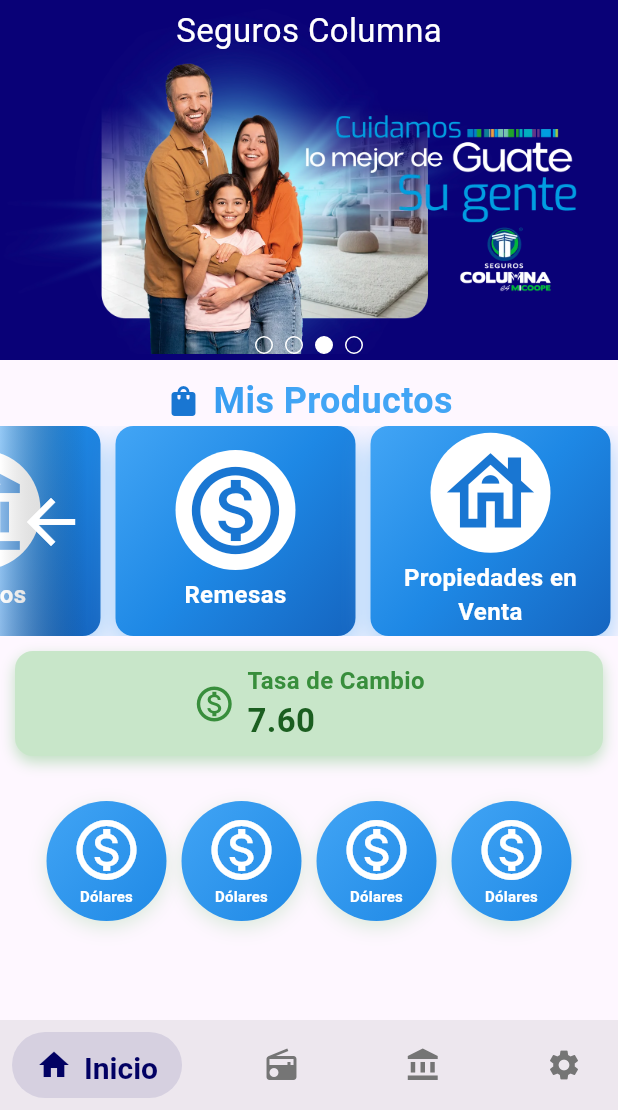
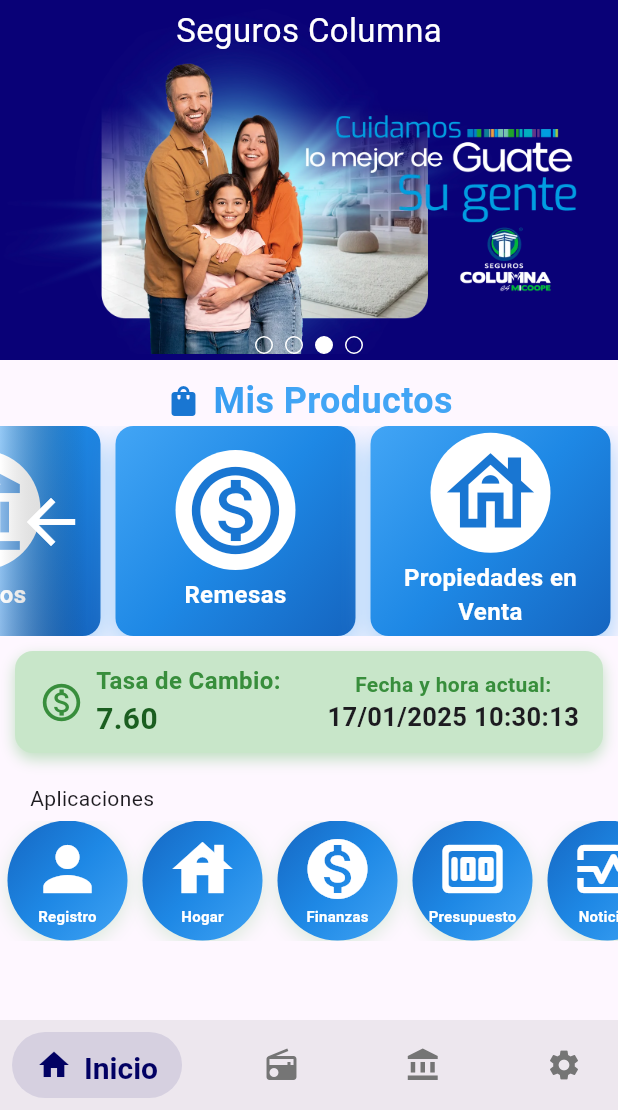
Before and after one commit to herbert-ovalle/app-el-bienestar, a Flutter app: the screen it shows after launch, after a tap on "Ahorros", after a tap on "Préstamos", after a tap on "Seguros", on a phone screen of 412 x 824 dp, the part 126-1236 px from its top. Run offline on Flutter 3.47's test engine with Material 3 defaults, Android fonts, the phone set to English and light mode, and no system bars; drawn by our look-alikes of salomon_bottom_bar; missing offline and left inert: async_button_builder.

Commit message:
maquetacion del boton de aplicaciones

```diff
--- a/lib/component/homebienestar.component.dart
+++ b/lib/component/homebienestar.component.dart
@@ -1,6 +1,7 @@
 import 'package:app_bienestar/component/pageview.component.dart';
 import 'package:app_bienestar/component/productos.component.dart';
 import 'package:flutter/material.dart';
+import 'dart:async';
 
 class HomeBienestar extends StatelessWidget {
   const HomeBienestar({super.key});
@@ -82,30 +83,33 @@ class HomeBienestar extends StatelessWidget {
               ],
             ),
             child: Row(
+              mainAxisAlignment: MainAxisAlignment.spaceBetween,
+              children: [
+                Row(
                   mainAxisAlignment: MainAxisAlignment.center,
                   children: [
                     Icon(
                       Icons.monetization_on_outlined,
                       color: Colors.green.shade700, // Ícono representativo
-                  size: 28,
+                      size: 30,
                     ),
                     const SizedBox(width: 8),
                     Column(
                       crossAxisAlignment: CrossAxisAlignment.start,
                       children: [
                         Text(
-                      "Tasa de Cambio",
+                          "Tasa de Cambio:",
                           style: TextStyle(
                             fontSize: 16,
                             fontWeight: FontWeight.bold,
-                        color:
-                            Colors.green.shade700, // Texto principal llamativo
+                            color: Colors
+                                .green.shade700, // Texto principal llamativo
                           ),
                         ),
                         Text(
                           "7.60",
                           style: TextStyle(
-                        fontSize: 22,
+                            fontSize: 20,
                             fontWeight: FontWeight.bold,
                             color: Colors.green.shade900, // Valor destacado
                           ),
@@ -114,23 +118,44 @@ class HomeBienestar extends StatelessWidget {
                     ),
                   ],
                 ),
+                _CurrentDateTimeWidget()
+              ],
+            ),
           ),
         ),
         SizedBox(
-          height: 20,
+          height: 10,
+        ),
+        Row(
+          mainAxisAlignment: MainAxisAlignment.start,
+          crossAxisAlignment: CrossAxisAlignment.start,
+          children: [
+            Padding(
+              padding: const EdgeInsets.only(left: 20),
+              child: Text("Aplicaciones"),
+            ),
+          ],
+        ),
+        SizedBox(
+          height: 5,
         ),
         Expanded(
           child: SingleChildScrollView(
             child: Column(children: [
-              Row(
+              SingleChildScrollView(
+                scrollDirection: Axis.horizontal,
+                child: Row(
                   crossAxisAlignment: CrossAxisAlignment.center,
                   mainAxisAlignment: MainAxisAlignment.center,
                   children: [
-                  _OpcionDos(),
-                  _OpcionDos(),
-                  _OpcionDos(),
-                  _OpcionDos()
+                    _OpcionDos(icono: Icons.person, titulo: "Registro"),
+                    _OpcionDos(icono: Icons.house, titulo: "Hogar"),
+                    _OpcionDos(icono: Icons.monetization_on, titulo: "Finanzas"),
+                    _OpcionDos(icono: Icons.money_rounded, titulo: "Presupuesto"),
+                    _OpcionDos(
+                        icono: Icons.monitor_heart_outlined, titulo: "Noticias")
                   ],
+                ),
               )
             ]),
           ),
@@ -280,72 +305,75 @@ class _MisProductosBieState extends State<_MisProductosBie> {
   }
 }
 
-/*class _OpcionDos extends StatelessWidget {
-  @override
-  Widget build(BuildContext context) {
-    return Padding(
-      padding: const EdgeInsets.symmetric(horizontal: 5),
-      child: CircleAvatar(
-        maxRadius: 40,
-        backgroundColor: Colors.white, // Fondo blanco para el círculo,
-        child: Column(
-          crossAxisAlignment: CrossAxisAlignment.center,
-          mainAxisAlignment: MainAxisAlignment.center,
-          children: [
-            Icon(
-              Icons.monetization_on_outlined,
-              size: 48,
-              color: const Color.fromARGB(255, 2, 4, 114), // Ícono blanco
-            ),
-            const SizedBox(height: 4),
-            Text(
-              "Dólares",
-              textAlign: TextAlign.center,
-              style: TextStyle(
-                fontSize: 8,
-                fontWeight: FontWeight.bold,
-                color: Colors.blue, // Texto blanco
-              ),
-            ),
-          ],
-        ),
-      ),
-    );
-  }
-}*/
 class _OpcionDos extends StatefulWidget {
+  final IconData icono;
+  final String titulo;
+
+  const _OpcionDos({required this.icono, required this.titulo});
+
   @override
   State<_OpcionDos> createState() => _OpcionDosState();
 }
 
 class _OpcionDosState extends State<_OpcionDos> {
-
   @override
   Widget build(BuildContext context) {
     return GestureDetector(
       onTapDown: (_) {
         debugPrint("onTapDown");
+        showModalBottomSheet<void>(
+          context: context,
+          builder: (BuildContext context) {
+            final espacio = MediaQuery.of(context).size;
+
+            return SizedBox(
+              width: espacio.width - 15,
+              child: Scaffold(
+                appBar: AppBar(
+                  title: Text(widget.titulo),
+                  centerTitle: true,
+                ),
+                body: Center(
+                  child: Column(
+                    mainAxisAlignment: MainAxisAlignment.center,
+                    mainAxisSize: MainAxisSize.min,
+                    children: <Widget>[
+                      const Text('Modal Registro de datos'),
+                      ElevatedButton(
+                        child: const Text('Cerrar'),
+                        onPressed: () => Navigator.pop(context),
+                      ),
+                    ],
+                  ),
+                ),
+              ),
+            );
+          },
+        );
       }, // Cambia estado al tocar
       child: AnimatedContainer(
-        duration: const Duration(milliseconds: 500),
+        duration: const Duration(milliseconds: 200),
         curve: Curves.easeInOut,
         padding: const EdgeInsets.symmetric(horizontal: 5),
         decoration: BoxDecoration(
             shape: BoxShape.circle,
             gradient: LinearGradient(
-                  colors: [Colors.blue.shade400, Colors.blue.shade600],
+              colors: [
+                Colors.blue.shade800,
+                Colors.blue.shade600,
+                Colors.blue.shade400
+              ],
               begin: Alignment.topLeft,
               end: Alignment.bottomRight,
             ),
-          boxShadow:[
+            boxShadow: [
               BoxShadow(
                 // ignore: deprecated_member_use
                 color: Colors.green.shade200.withOpacity(0.4),
                 blurRadius: 10,
                 offset: Offset(0, 4),
-                  )]
-
-        ),
+              )
+            ]),
         child: CircleAvatar(
           maxRadius: 40,
           backgroundColor:
@@ -355,12 +383,12 @@ class _OpcionDosState extends State<_OpcionDos> {
             mainAxisAlignment: MainAxisAlignment.center,
             children: [
               Icon(
-                Icons.monetization_on_outlined,
+                widget.icono,
                 size: 48,
                 color: Colors.white, // Ícono blanco
               ),
               Text(
-                "Dólares",
+                widget.titulo,
                 textAlign: TextAlign.center,
                 style: TextStyle(
                   fontSize: 10,
@@ -453,3 +481,58 @@ class _IconosProducto extends StatelessWidget {
     );
   }
 }
+
+class _CurrentDateTimeWidget extends StatefulWidget {
+  @override
+  State<_CurrentDateTimeWidget> createState() => _CurrentDateTimeWidgetState();
+}
+
+class _CurrentDateTimeWidgetState extends State<_CurrentDateTimeWidget> {
+  late Stream<String> _dateTimeStream;
+
+  @override
+  void initState() {
+    super.initState();
+    _dateTimeStream = _generateDateTimeStream();
+  }
+
+  Stream<String> _generateDateTimeStream() async* {
+    while (true) {
+      await Future.delayed(const Duration(seconds: 1));
+      yield getCurrentDateTime();
+    }
+  }
+
+  String getCurrentDateTime() {
+    final now = DateTime.now();
+    return "${now.day}/${now.month.toString().padLeft(2, "0")}/${now.year} ${now.hour}:${now.minute.toString().padLeft(2, '0')}:${now.second.toString().padLeft(2, "0")}";
+  }
+
+  @override
+  Widget build(BuildContext context) {
+    return StreamBuilder<String>(
+      stream: _dateTimeStream,
+      builder: (context, snapshot) {
+        if (snapshot.hasData) {
+          return Column(
+            children: [
+              Text(
+                "Fecha y hora actual:",
+                style: TextStyle(
+                    fontSize: 14,
+                    color: Colors.green.shade700,
+                    fontWeight: FontWeight.bold),
+              ),
+              Text(
+                snapshot.data!,
+                style: TextStyle(fontSize: 17, fontWeight: FontWeight.bold),
+              ),
+            ],
+          );
+        } else {
+          return Text("Loading...", style: TextStyle(fontSize: 18));
+        }
+      },
+    );
+  }
+}
--- a/lib/component/productos.component.dart
+++ b/lib/component/productos.component.dart
@@ -11,10 +11,65 @@ class ProductosScreen extends StatelessWidget {
       appBar: AppBar(
         title: Text(tituloAppBar, style: TextStyle(fontSize: 20)),
       ),
-      body: Center(
+      body: Padding(
+        padding: const EdgeInsets.all(8.0),
         child: Column(
           children: [
-            Image(image: AssetImage("assets/LOGO_AZUL.png"), height: 50,)
+            Image(image: AssetImage("assets/LOGO_AZUL.png"), height: 50,),
+            TextButton(
+              style: ButtonStyle(
+                backgroundColor: WidgetStateProperty.all<Color>(Colors.blue),
+              ),
+              onPressed: () {},
+              child: Row(
+                mainAxisAlignment: MainAxisAlignment.center,
+                mainAxisSize: MainAxisSize.min,
+                children: [
+                  Icon(Icons.link, color: Colors.white,),
+                  SizedBox(width: 10,),
+                  Text('Solicite su ahorro', style: TextStyle(color: Colors.white)),
+                ],
+              ),
+            ),
+            Expanded(
+              child: SingleChildScrollView(
+                child: Column(
+                  children: [
+                    Text("Ahorro Disponible", style: TextStyle(fontWeight: FontWeight.bold, fontSize: 20)),
+                    Text(
+                      "Ofrece un manejo seguro y fácil sobre tus ahorros, excelente tasa de interés y acceso a tu dinero en cualquier momento. Incluye tarjeta de débito VISA internacional sin costo de membresía, seguro contra fraudes y muchos beneficios más.",
+                      textAlign: TextAlign.justify,
+                    ),
+                    Image(
+                      image: AssetImage("assets/productos/disponible.png"),
+                    ),
+                    SizedBox(height: 10),
+                     Text("Ahorro Programado",
+                        style:
+                            TextStyle(fontWeight: FontWeight.bold, fontSize: 20)),
+                    Text(
+                      "Ofrece un manejo seguro y fácil sobre tus ahorros, excelente tasa de interés y acceso a tu dinero en cualquier momento. Incluye tarjeta de débito VISA internacional sin costo de membresía, seguro contra fraudes y muchos beneficios más.",
+                      textAlign: TextAlign.justify,
+                    ),
+                    Image(
+                      image: AssetImage("assets/productos/programado.png"),
+                    ),
+                    SizedBox(height: 10),
+                     Text("Ahorro a Plazo Fijo",
+                        style:
+                            TextStyle(fontWeight: FontWeight.bold, fontSize: 20)),
+                    Text(
+                      "Disfruta de una inversión confiable que maximiza tus ahorros sin riesgos y con grandes beneficios totalmente gratis; elige el plazo que mejor se adapte a tus metas: 90, 180, 365, 540 o 730 días. Respaldado por nuestra solidez financiera de 63 años.",
+                      textAlign: TextAlign.justify,
+                    ),
+                    Image(
+                      image: AssetImage("assets/productos/plazo_fijo.png"),
+                    ),
+                  ],
+                ),
+              ),
+            ),
+
           ],
         ),
       ),
```
Also changed, not shown: assets/productos/plazo_fijo.png (added), assets/productos/programado.png (added). Lines whose indentation alone changed are shown as unchanged.
